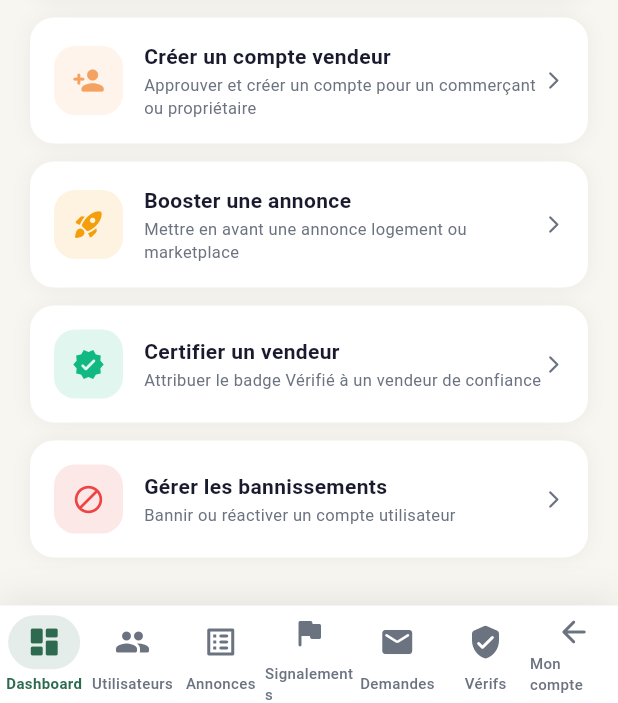
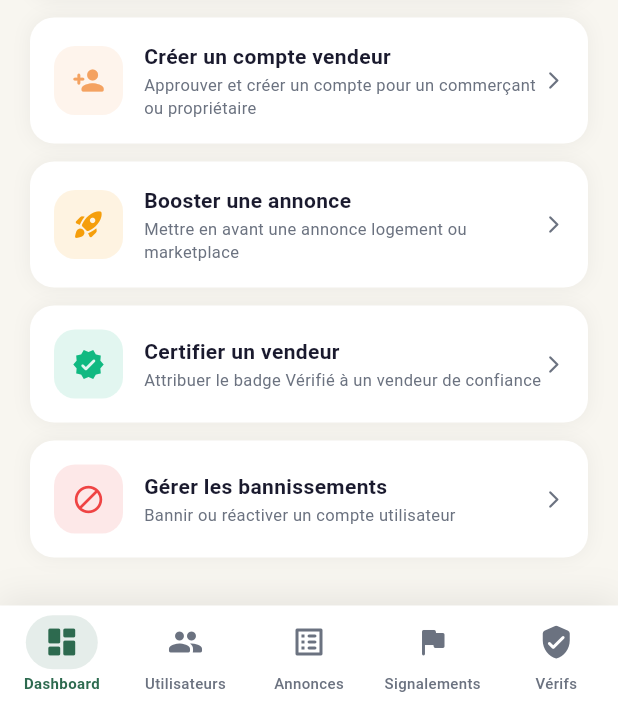
Before and after one commit to Ferdinand237-sudo/mboa_app, a Flutter app: the AdminScreen screen opened by its route, scrolled down 100 dp, on a phone screen of 412 x 824 dp, the part 533-1236 px from its top. Run offline on Flutter 3.47's test engine with Material 3 defaults, Android fonts, the phone set to English and light mode, and no system bars; our stand-ins replace cached_network_image, connectivity_plus, firebase_core, firebase_messaging, flutter_local_notifications, flutter_map and 10 more; missing offline and left inert: flutter_map_marker_cluster; accounts and stored records are empty; network calls fail; Roboto replaces fonts that are missing (Poppins).

Commit message:
Réduit la barre admin à 5 onglets, ajoute un menu hamburger pour Demandes et Mon compte
La barre du bas comptait 6 onglets + "Mon compte" = 7 éléments,
trop chargée sur téléphone étroit. Garde les 5 avec le plus fort
besoin d'accès direct (Signalements et Vérifs ont un badge temps
réel, donc restent visibles) ; Demandes et Mon compte passent dans
un menu hamburger ouvert depuis le Dashboard (le dashboard a déjà
son alerte "Actions requises" pour rattraper Demandes).

Co-Authored-By: Claude Sonnet 5 <noreply@anthropic.com>

```diff
--- a/lib/features/admin/screens/admin_screen.dart
+++ b/lib/features/admin/screens/admin_screen.dart
@@ -24,30 +24,35 @@ class AdminScreen extends StatefulWidget {
 class _AdminScreenState extends State<AdminScreen> {
   int _currentIndex = 0;
 
-  // Onglets 3 (Signalements) et 5 (Vérifs) : badge temps réel affiché
+  // Onglets 3 (Signalements) et 4 (Vérifs) : badge temps réel affiché
   // quand un élément arrive pendant que l'admin est sur un autre onglet
   // (voir CLAUDE.md, section temps réel).
   static const int _indexSignalements = 3;
-  static const int _indexVerifications = 5;
+  static const int _indexVerifications = 4;
   int _badgeSignalements = 0;
   int _badgeVerifications = 0;
 
+  // Barre réduite à 5 onglets (constat : 6 onglets + "Mon compte" saturait
+  // la barre). Demandes et "Mon compte" passent dans le menu hamburger du
+  // Dashboard (_DashboardTab) — Signalements et Vérifs restent dans la
+  // barre car ce sont les deux seuls onglets à badge temps réel (urgence),
+  // le Dashboard a déjà son alerte "Actions requises" pour rattraper
+  // Demandes.
+  //
   // Signalements et Vérifs ont déjà leur propre abonnement realtime
   // (voir CLAUDE.md) : pas de clé de rafraîchissement nécessaire pour eux.
   final _dashboardKey = GlobalKey<State>();
   final _usersKey = GlobalKey<State>();
   final _annoncesKey = GlobalKey<State>();
-  final _demandesKey = GlobalKey<State>();
 
   List<GlobalKey<State>?> get _refreshKeys =>
-      [_dashboardKey, _usersKey, _annoncesKey, null, _demandesKey, null];
+      [_dashboardKey, _usersKey, _annoncesKey, null, null];
 
   final List<_AdminNavItem> _navItems = [
     _AdminNavItem(icon: Icons.dashboard_rounded, label: 'Dashboard'),
     _AdminNavItem(icon: Icons.people_rounded, label: 'Utilisateurs'),
     _AdminNavItem(icon: Icons.list_alt_rounded, label: 'Annonces'),
     _AdminNavItem(icon: Icons.flag_rounded, label: 'Signalements'),
-    _AdminNavItem(icon: Icons.mail_rounded, label: 'Demandes'),
     _AdminNavItem(icon: Icons.verified_user_rounded, label: 'Vérifs'),
   ];
 
@@ -62,7 +67,6 @@ class _AdminScreenState extends State<AdminScreen> {
         }
       },
     ),
-    AdminDemandesScreen(key: _demandesKey),
     AdminVerificationsScreen(
       onNouvelElement: () {
         if (_currentIndex != _indexVerifications && mounted) {
@@ -180,35 +184,6 @@ class _AdminScreenState extends State<AdminScreen> {
                   ),
                 );
                 }),
-                // Retour au compte de base (visiteur/vendeur) : privilège
-                // superposé, plus une redirection forcée sans issue — voir
-                // roles_multiples_admin_ambassadeur et main_screen.dart.
-                Expanded(
-                  child: GestureDetector(
-                    onTap: () => context.go(AppRoutes.main),
-                    behavior: HitTestBehavior.opaque,
-                    child: Column(
-                      mainAxisAlignment: MainAxisAlignment.center,
-                      children: [
-                        const Icon(
-                          Icons.arrow_back_rounded,
-                          color: MboaColors.textMuted,
-                          size: 24,
-                        ),
-                        const SizedBox(height: 2),
-                        const Text(
-                          'Mon compte',
-                          style: TextStyle(
-                            fontFamily: 'Poppins',
-                            fontSize: 10,
-                            fontWeight: FontWeight.w500,
-                            color: MboaColors.textMuted,
-                          ),
-                        ),
-                      ],
-                    ),
-                  ),
-                ),
               ],
             ),
           ),
@@ -230,6 +205,7 @@ class _DashboardTab extends StatefulWidget {
 
 class _DashboardTabState extends State<_DashboardTab> with RefreshableState {
   final _supabase = Supabase.instance.client;
+  final _scaffoldKey = GlobalKey<ScaffoldState>();
   Map<String, int> _stats = {};
   bool _isLoadingStats = true;
 
@@ -313,10 +289,65 @@ class _DashboardTabState extends State<_DashboardTab> with RefreshableState {
     }
   }
 
+  Widget _buildMenu(BuildContext context) {
+    final nbDemandes = _stats['demandes'] ?? 0;
+    return Drawer(
+      backgroundColor: Colors.white,
+      child: SafeArea(
+        child: Column(
+          crossAxisAlignment: CrossAxisAlignment.start,
+          children: [
+            const Padding(
+              padding: EdgeInsets.fromLTRB(20, 20, 20, 8),
+              child: Text(
+                'Menu',
+                style: TextStyle(
+                  fontFamily: 'Poppins',
+                  fontSize: 18,
+                  fontWeight: FontWeight.w800,
+                  color: MboaColors.text,
+                ),
+              ),
+            ),
+            ListTile(
+              leading: const Icon(Icons.mail_rounded, color: MboaColors.primary),
+              title: const Text('Demandes', style: TextStyle(fontFamily: 'Poppins', fontWeight: FontWeight.w600)),
+              trailing: nbDemandes > 0
+                  ? Container(
+                      padding: const EdgeInsets.symmetric(horizontal: 8, vertical: 3),
+                      decoration: BoxDecoration(color: MboaColors.danger, borderRadius: BorderRadius.circular(10)),
+                      child: Text(
+                        '$nbDemandes',
+                        style: const TextStyle(fontFamily: 'Poppins', fontSize: 11, fontWeight: FontWeight.w700, color: Colors.white),
+                      ),
+                    )
+                  : null,
+              onTap: () {
+                Navigator.pop(context);
+                Navigator.push(context, MaterialPageRoute(builder: (_) => const AdminDemandesScreen()));
+              },
+            ),
+            const Divider(height: 1),
+            ListTile(
+              leading: const Icon(Icons.arrow_back_rounded, color: MboaColors.textMuted),
+              title: const Text('Mon compte', style: TextStyle(fontFamily: 'Poppins', fontWeight: FontWeight.w600)),
+              onTap: () {
+                Navigator.pop(context);
+                context.go(AppRoutes.main);
+              },
+            ),
+          ],
+        ),
+      ),
+    );
+  }
+
   @override
   Widget build(BuildContext context) {
     return Scaffold(
+      key: _scaffoldKey,
       backgroundColor: MboaColors.background,
+      drawer: _buildMenu(context),
       body: SafeArea(
         child: SingleChildScrollView(
           child: Column(
@@ -358,6 +389,27 @@ class _DashboardTabState extends State<_DashboardTab> with RefreshableState {
                             ),
                           ],
                         ),
+                        Row(
+                          children: [
+                            // Onglets Demandes + Mon compte, retirés de la
+                            // barre du bas pour la ramener à 5 éléments.
+                            GestureDetector(
+                              onTap: () => _scaffoldKey.currentState?.openDrawer(),
+                              child: Container(
+                                width: 40,
+                                height: 40,
+                                decoration: BoxDecoration(
+                                  color: Colors.white.withValues(alpha: 0.2),
+                                  borderRadius: BorderRadius.circular(12),
+                                ),
+                                child: const Icon(
+                                  Icons.menu_rounded,
+                                  color: Colors.white,
+                                  size: 20,
+                                ),
+                              ),
+                            ),
+                            const SizedBox(width: 10),
                             // Bouton déconnexion
                             GestureDetector(
                               onTap: () => _confirmerDeconnexion(context),
@@ -374,6 +426,8 @@ class _DashboardTabState extends State<_DashboardTab> with RefreshableState {
                                   size: 20,
                                 ),
                               ),
+                            ),
+                          ],
                         ),
                       ],
                     ),
```
Lines whose indentation alone changed are shown as unchanged.
